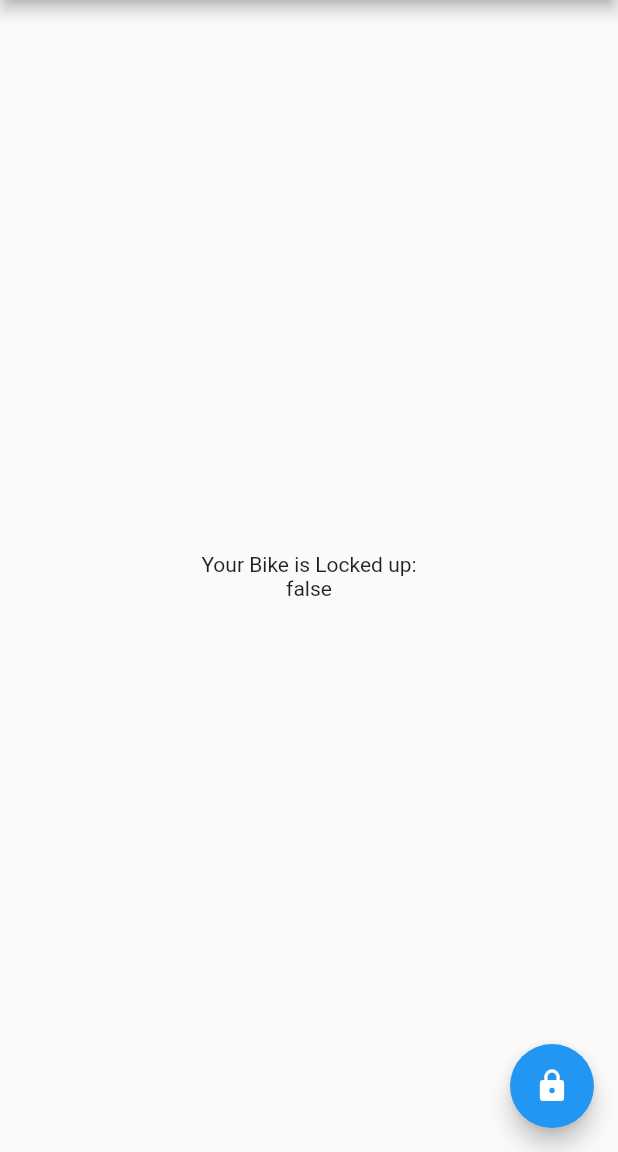
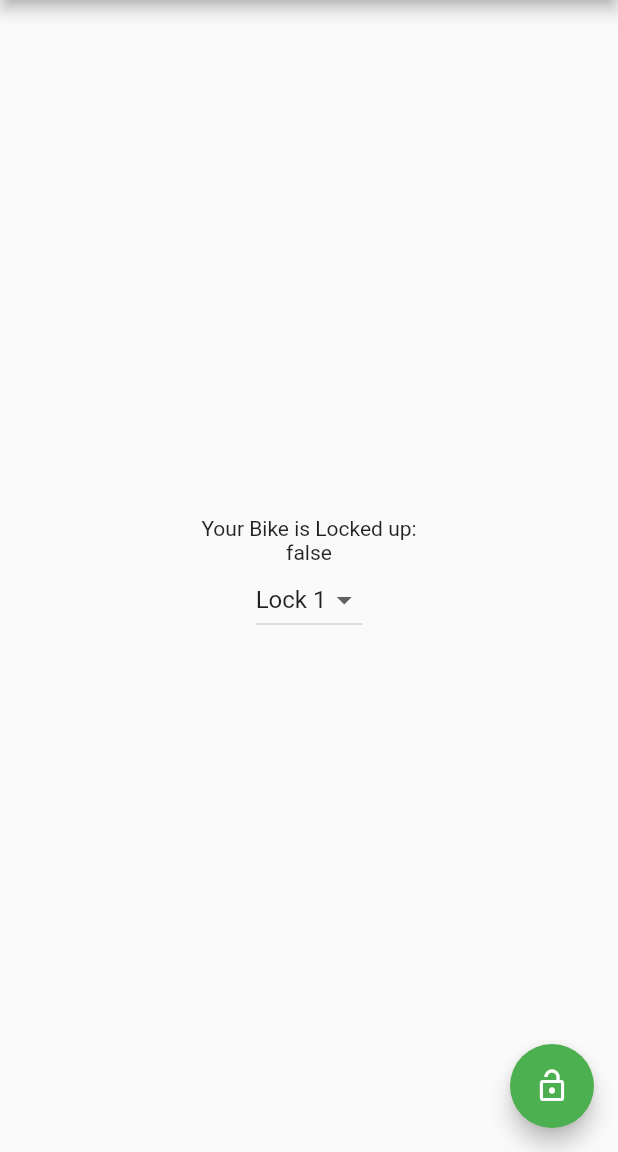
Before and after one commit to ChicoState/BikeLock, a Flutter app: the screen it shows after launch, on a phone screen of 412 x 824 dp, the part 84-1236 px from its top. Run offline on Flutter 3.47's test engine with Material 2 defaults, Android fonts, the phone set to English and light mode, and no system bars.

Commit message:
- Added in actual values for HTTP Helper - Added in dropdown menu to select locks - Added alternating colors for lock and unlock

```diff
--- a/Mobile/lib/HTTPHelper.dart
+++ b/Mobile/lib/HTTPHelper.dart
@@ -4,10 +4,10 @@ import 'dart:convert';
 
 
 //This is the API String I found on the github to interface with the server
-final String STATION_API_CALL = '/api/station/';
+final String STATION_API_CALL = "/api/stations/";
 
 //This is used as the URL Essentially ex: http://0.0.0.0:8000
-final String DOMAIN = "www.Some_Domain.com";
+final String DOMAIN = "http://rackServer:8000";
 
 //This class is meant to make all the HTTP requests cleaner
 class HTTPHelper {
@@ -54,7 +54,6 @@ class HTTPHelper {
   get(bool test) async {
     developer.log("GET CALLED");
 
-
     if(test == true){
       String HttpString = DOMAIN + STATION_API_CALL;
       developer.log("GET STRING: " + HttpString);
--- a/Mobile/lib/main.dart
+++ b/Mobile/lib/main.dart
@@ -9,18 +9,17 @@ class MyApp extends StatelessWidget {
     return MaterialApp(
       title: 'Super Bike Lock',
       theme: ThemeData(
-        // This is the theme of your application.
-        //
-        // Try running your application with "flutter run". You'll see the
-        // application has a blue toolbar. Then, without quitting the app, try
-        // changing the primarySwatch below to Colors.green and then invoke
-        // "hot reload" (press "r" in the console where you ran "flutter run",
-        // or simply save your changes to "hot reload" in a Flutter IDE).
-        // Notice that the counter didn't reset back to zero; the application
-        // is not restarted.
         primarySwatch: Colors.blue,
       ),
-      home: MyHomePage(title: 'Super Bike Lock'),
+//      home: MyHomePage(title: 'Super Bike Lock'),
+      home: Scaffold(
+        body: Center(
+            child: new Center(
+              child: MyHomePage(title: 'Super Bike Lock'),
+
+            )
+        ),
+      ),
 
     );
   }
@@ -32,13 +31,19 @@ class MyHomePage extends StatefulWidget {
 
   @override
   _MyHomePageState createState() => _MyHomePageState();
+
 }
 
 class _MyHomePageState extends State<MyHomePage> {
   String _counter = "false";
 
+  String nameCity = "";
+  var _AvailableLocks = ['Lock 1', 'Lock 2'];
+  var _currentItemSelected = 'Lock 1';
+
   void lock_and_unlock() {
 
+    //TODO Create drop down menu with list of the locks, hardcode for now
     //Variables for interacting with the locks, set them as you need to
     String UUID;
     int lock_ID;
@@ -87,38 +92,43 @@ class _MyHomePageState extends State<MyHomePage> {
         // Center is a layout widget. It takes a single child and positions it
         // in the middle of the parent.
         child: Column(
-          // Column is also a layout widget. It takes a list of children and
-          // arranges them vertically. By default, it sizes itself to fit its
-          // children horizontally, and tries to be as tall as its parent.
-          //
-          // Invoke "debug painting" (press "p" in the console, choose the
-          // "Toggle Debug Paint" action from the Flutter Inspector in Android
-          // Studio, or the "Toggle Debug Paint" command in Visual Studio Code)
-          // to see the wireframe for each widget.
-          //
-          // Column has various properties to control how it sizes itself and
-          // how it positions its children. Here we use mainAxisAlignment to
-          // center the children vertically; the main axis here is the vertical
-          // axis because Columns are vertical (the cross axis would be
-          // horizontal).
           mainAxisAlignment: MainAxisAlignment.center,
           children: <Widget>[
-            Text(
-              'Your Bike is Locked up:',
-            ),
-            Text(
-              '$_counter',
-//              style: Theme.of(context).textTheme.display1,
+          Text('Your Bike is Locked up:',),
+          Text('$_counter',),
+          DropdownButton<String>(
+          items: _AvailableLocks.map((String dropDownStringItem) {
+            return DropdownMenuItem<String>(
+              value: dropDownStringItem,
+              child: Text(dropDownStringItem),
+            );
+          }).toList(),
+
+          onChanged: (String newValueSelected) {
+            // Your code to execute, when a menu item is selected from drop down
+            _onDropDownItemSelected(newValueSelected);
+          },
+
+          value: _currentItemSelected,
+
         ),
         ],
       ),
+
     ),
     floatingActionButton: FloatingActionButton(
     onPressed: lock_and_unlock,
     tooltip: 'Increment',
     //TODO Alternating lock & unlock icon
-        child: Icon(Icons.lock),
-      ), // This trailing comma makes auto-formatting nicer for build methods.
+    child: (_counter == "true") ? Icon(Icons.lock) : Icon(Icons.lock_open),
+    backgroundColor: (_counter == "true") ? Colors.red : Colors.green,
+    ),
+        // This trailing comma makes auto-formatting nicer for build methods.
     );
   }
+  void _onDropDownItemSelected(String newValueSelected) {
+    setState(() {
+      this._currentItemSelected = newValueSelected;
+    });
   }
+}
```
Lines whose indentation alone changed are shown as unchanged.
